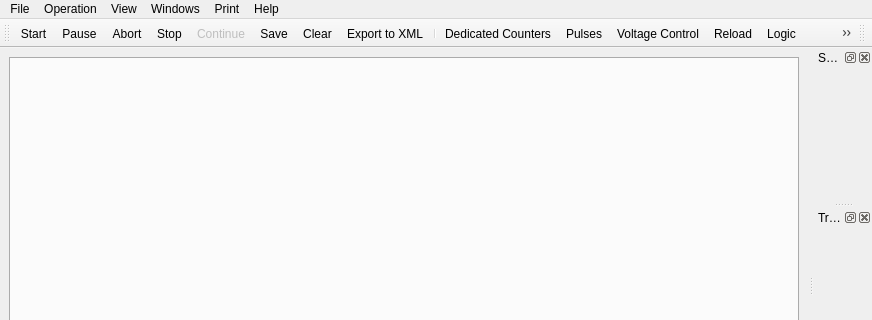
The window that ui/Experiment.ui (MonroeQuantumNetworks/IonControl) describes before a commit, drawn with Qt 5; both pictures show x 0 to 872 and y 0 to 320 of the 872 by 808 pixel window.
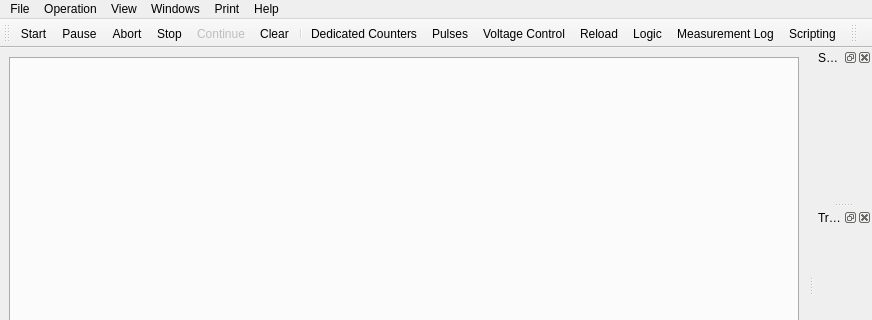
The same window after the commit. Icons and pictures are not drawn.

Commit message: Change GUI and actions associated with loading and saving settings (still doesn't work, but framework is better)

The edit to the form file:
```diff
--- a/ui/Experiment.ui
+++ b/ui/Experiment.ui
@@ -53,9 +53,7 @@
    <addaction name="actionAbort"/>
    <addaction name="actionStop"/>
    <addaction name="actionContinue"/>
-   <addaction name="actionSave"/>
    <addaction name="actionClear"/>
-   <addaction name="actionExport_to_XML"/>
    <addaction name="separator"/>
    <addaction name="actionDedicatedCounters"/>
    <addaction name="actionPulses"/>
```
Left out of the diff: 156 changed lines with no effect on the pictures. The commit also changes 1 other file.
